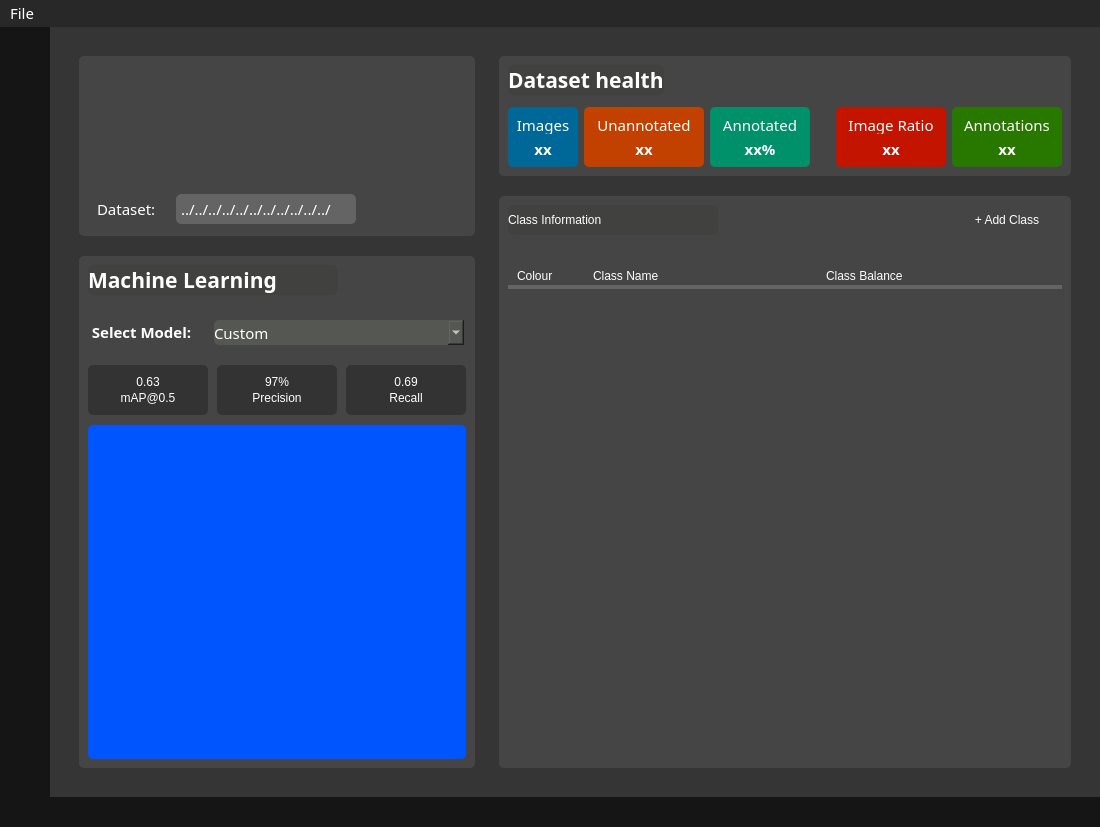
First picture: the form in yoloAnt.ui, repository Lachie1011/YoloAnt, before the edit.
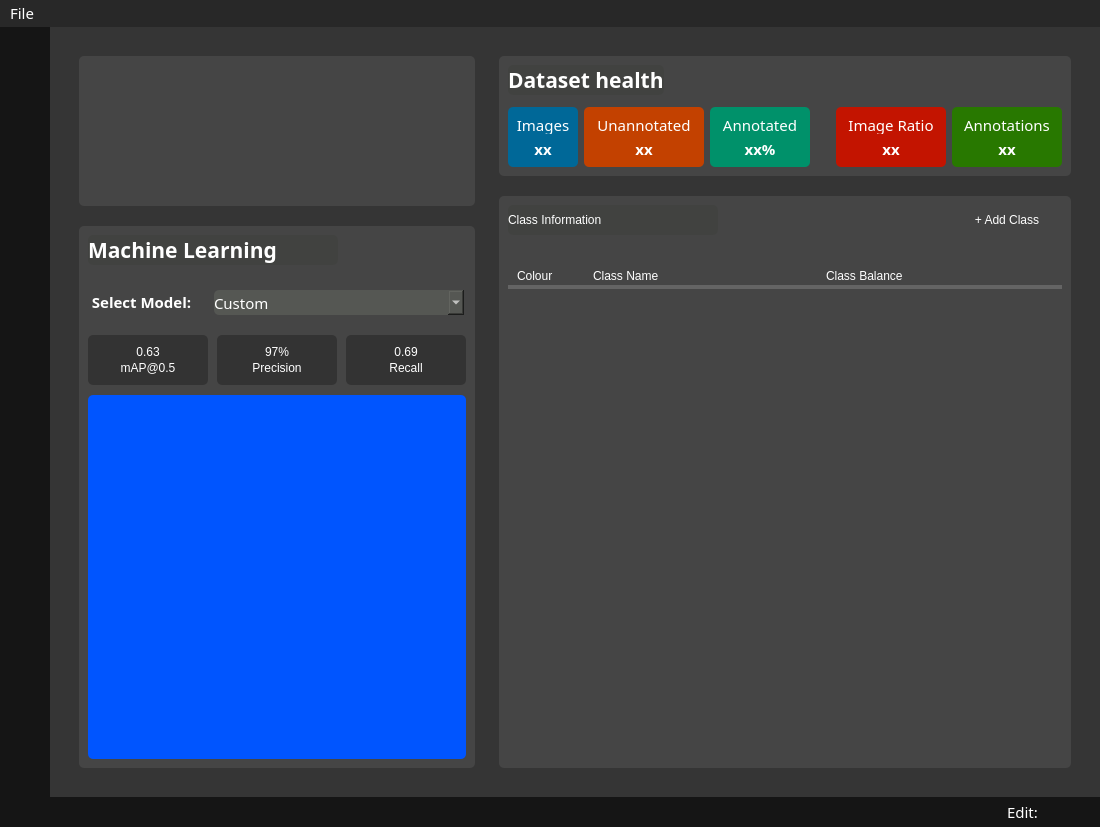
Second picture: the form after the edit. The open tabs and pages were chosen to show the change. Icons and pictures are not drawn. Custom widgets are drawn as their Qt base class.

Commit message: Updated edit switch to use placeholder and moved annocation class selection widget into its own class

```diff
--- a/yoloAnt.ui
+++ b/yoloAnt.ui
@@ -1872,13 +1872,13 @@
                 <property name="minimumSize">
                  <size>
                   <width>0</width>
-                  <height>150</height>
+                  <height>120</height>
                  </size>
                 </property>
                 <property name="maximumSize">
                  <size>
                   <width>16777215</width>
-                  <height>180</height>
+                  <height>150</height>
                  </size>
                 </property>
                 <property name="styleSheet">
@@ -2011,132 +2011,6 @@
                          </property>
                         </widget>
                        </item>
-                       <item>
-                        <spacer name="verticalSpacer_16">
-                         <property name="orientation">
-                          <enum>Qt::Vertical</enum>
-                         </property>
-                         <property name="sizeType">
-                          <enum>QSizePolicy::Expanding</enum>
-                         </property>
-                         <property name="sizeHint" stdset="0">
-                          <size>
-                           <width>20</width>
-                           <height>40</height>
-                          </size>
-                         </property>
-                        </spacer>
-                       </item>
-                       <item>
-                        <widget class="QFrame" name="datasetPathFrame">
-                         <property name="sizePolicy">
-                          <sizepolicy hsizetype="Preferred" vsizetype="Preferred">
-                           <horstretch>0</horstretch>
-                           <verstretch>0</verstretch>
-                          </sizepolicy>
-                         </property>
-                         <property name="minimumSize">
-                          <size>
-                           <width>0</width>
-                           <height>30</height>
-                          </size>
-                         </property>
-                         <property name="maximumSize">
-                          <size>
-                           <width>16777215</width>
-                           <height>30</height>
-                          </size>
-                         </property>
-                         <property name="frameShape">
-                          <enum>QFrame::StyledPanel</enum>
-                         </property>
-                         <property name="frameShadow">
-                          <enum>QFrame::Raised</enum>
-                         </property>
-                         <layout class="QHBoxLayout" name="horizontalLayout_7">
-                          <property name="spacing">
-                           <number>4</number>
-                          </property>
-                          <property name="leftMargin">
-                           <number>9</number>
-                          </property>
-                          <property name="topMargin">
-                           <number>0</number>
-                          </property>
-                          <property name="rightMargin">
-                           <number>0</number>
-                          </property>
-                          <property name="bottomMargin">
-                           <number>0</number>
-                          </property>
-                          <item>
-                           <widget class="QLabel" name="datasetLbl">
-                            <property name="sizePolicy">
-                             <sizepolicy hsizetype="Fixed" vsizetype="Preferred">
-                              <horstretch>0</horstretch>
-                              <verstretch>0</verstretch>
-                             </sizepolicy>
-                            </property>
-                            <property name="minimumSize">
-                             <size>
-                              <width>75</width>
-                              <height>0</height>
-                             </size>
-                            </property>
-                            <property name="maximumSize">
-                             <size>
-                              <width>75</width>
-                              <height>16777215</height>
-                             </size>
-                            </property>
-                            <property name="font">
-                             <font>
-                              <family>Gotham Rounded</family>
-                              <pointsize>11</pointsize>
-                              <weight>9</weight>
-                              <italic>false</italic>
-                              <bold>false</bold>
-                             </font>
-                            </property>
-                            <property name="styleSheet">
-                             <string notr="true"/>
-                            </property>
-                            <property name="text">
-                             <string>Dataset:</string>
-                            </property>
-                           </widget>
-                          </item>
-                          <item>
-                           <widget class="QLabel" name="datasetPathLbl">
-                            <property name="font">
-                             <font>
-                              <family>Gotham Rounded</family>
-                              <pointsize>11</pointsize>
-                              <weight>9</weight>
-                              <italic>false</italic>
-                              <bold>false</bold>
-                             </font>
-                            </property>
-                            <property name="styleSheet">
-                             <string notr="true">background-color: #646464;
-border : 1px solid;
-border-radius: 5px;
-border-color:  #646464;</string>
-                            </property>
-                            <property name="lineWidth">
-                             <number>1</number>
-                            </property>
-                            <property name="midLineWidth">
-                             <number>0</number>
-                            </property>
-                            <property name="text">
-                             <string>../../../../../../../../../../../</string>
-                            </property>
-                           </widget>
-                          </item>
-                         </layout>
-                        </widget>
-                       </item>
                       </layout>
                      </widget>
                     </item>
@@ -2144,13 +2018,13 @@
                      <widget class="QFrame" name="projectImageFrame">
                       <property name="minimumSize">
                        <size>
-                        <width>95</width>
-                        <height>90</height>
+                        <width>105</width>
+                        <height>100</height>
                        </size>
                       </property>
                       <property name="maximumSize">
                        <size>
-                        <width>95</width>
+                        <width>105</width>
                         <height>16777215</height>
                        </size>
                       </property>
@@ -2183,14 +2057,14 @@
                         <widget class="QFrame" name="projectImageBtnFrame">
                          <property name="minimumSize">
                           <size>
-                           <width>90</width>
-                           <height>90</height>
+                           <width>100</width>
+                           <height>100</height>
                           </size>
                          </property>
                          <property name="maximumSize">
                           <size>
-                           <width>90</width>
-                           <height>90</height>
+                           <width>100</width>
+                           <height>100</height>
                           </size>
                          </property>
                          <property name="styleSheet">
@@ -4990,7 +4864,7 @@
            <widget class="QFrame" name="editPageFrame">
             <property name="minimumSize">
              <size>
-              <width>0</width>
+              <width>50</width>
               <height>0</height>
              </size>
             </property>
@@ -5000,8 +4874,60 @@
             <property name="frameShadow">
              <enum>QFrame::Raised</enum>
             </property>
+            <layout class="QHBoxLayout" name="horizontalLayout_7">
+             <property name="spacing">
+              <number>5</number>
+             </property>
+             <property name="leftMargin">
+              <number>0</number>
+             </property>
+             <property name="topMargin">
+              <number>0</number>
+             </property>
+             <property name="rightMargin">
+              <number>0</number>
+             </property>
+             <property name="bottomMargin">
+              <number>0</number>
+             </property>
+             <item>
+              <widget class="QLabel" name="editSwitchLbl">
+               <property name="font">
+                <font>
+                 <family>Gotham Rounded</family>
+                 <pointsize>11</pointsize>
+                 <weight>9</weight>
+                 <italic>false</italic>
+                 <bold>false</bold>
+                </font>
+               </property>
+               <property name="text">
+                <string>Edit:</string>
+               </property>
+              </widget>
+             </item>
+             <item>
+              <widget class="Switch" name="editPageBtn" native="true"/>
+             </item>
+            </layout>
            </widget>
           </item>
+          <item>
+           <spacer name="horizontalSpacer_20">
+            <property name="orientation">
+             <enum>Qt::Horizontal</enum>
+            </property>
+            <property name="sizeType">
+             <enum>QSizePolicy::Fixed</enum>
+            </property>
+            <property name="sizeHint" stdset="0">
+             <size>
+              <width>10</width>
+              <height>20</height>
+             </size>
+            </property>
+           </spacer>
+          </item>
           <item>
            <widget class="QPushButton" name="notificationBtn">
             <property name="sizePolicy">
@@ -5550,6 +5476,12 @@
    <header>customWidgets/annotationCanvasWidget</header>
    <container>1</container>
   </customwidget>
+  <customwidget>
+   <class>Switch</class>
+   <extends>QWidget</extends>
+   <header>utils/switch</header>
+   <container>1</container>
+  </customwidget>
  </customwidgets>
  <resources>
   <include location="assets/fonts/gotham-rounded.qrc"/>
```
Left out of the diff: 63 changed lines with no effect on the pictures. The commit also changes 9 other files.
